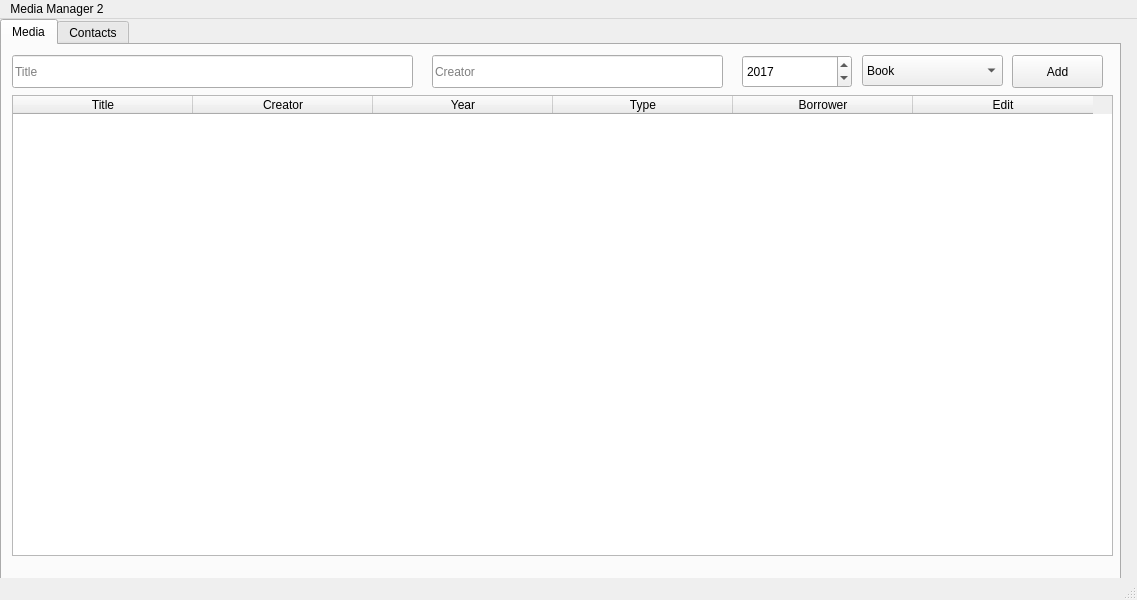
First picture: the form in ui/media-manager.ui, repository DevWurm/htw_media-manager-2, before the edit.
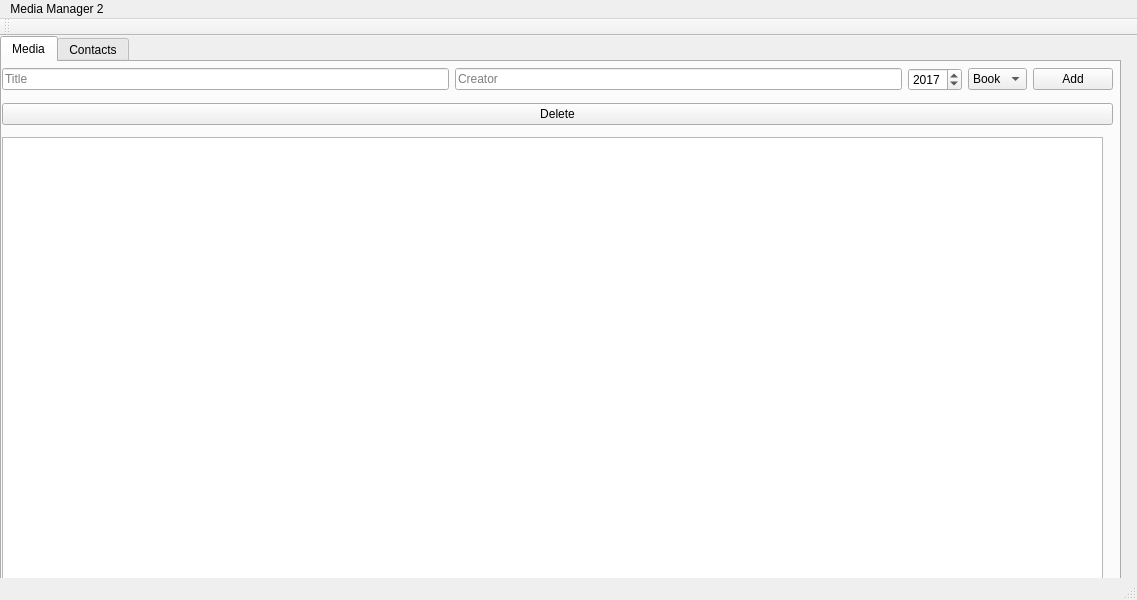
Second picture: the form after the edit.

Commit message: Using simple table model

The edit to the form file:
```diff
--- a/ui/media-manager.ui
+++ b/ui/media-manager.ui
@@ -30,111 +30,34 @@
      <attribute name="title">
       <string>Media</string>
      </attribute>
-     <widget class="QTableWidget" name="tableWidget">
+     <widget class="QWidget" name="verticalLayoutWidget">
       <property name="geometry">
        <rect>
-        <x>10</x>
-        <y>50</y>
-        <width>1101</width>
-        <height>461</height>
+        <x>0</x>
+        <y>0</y>
+        <width>1111</width>
+        <height>543</height>
        </rect>
       </property>
-      <property name="minimumSize">
-       <size>
-        <width>1101</width>
-        <height>461</height>
-       </size>
-      </property>
-      <property name="maximumSize">
-       <size>
-        <width>1101</width>
-        <height>461</height>
-       </size>
-      </property>
-      <property name="rowCount">
-       <number>0</number>
-      </property>
-      <property name="columnCount">
-       <number>6</number>
-      </property>
-      <attribute name="horizontalHeaderVisible">
-       <bool>true</bool>
-      </attribute>
-      <attribute name="horizontalHeaderCascadingSectionResizes">
-       <bool>true</bool>
-      </attribute>
-      <attribute name="horizontalHeaderDefaultSectionSize">
-       <number>180</number>
-      </attribute>
-      <attribute name="verticalHeaderVisible">
-       <bool>false</bool>
-      </attribute>
-      <column>
-       <property name="text">
-        <string>Title</string>
-       </property>
-      </column>
-      <column>
-       <property name="text">
-        <string>Creator</string>
-       </property>
-      </column>
-      <column>
-       <property name="text">
-        <string>Year</string>
-       </property>
-      </column>
-      <column>
-       <property name="text">
-        <string>Type</string>
-       </property>
-      </column>
-      <column>
-       <property name="text">
-        <string>Borrower</string>
-       </property>
-      </column>
-      <column>
-       <property name="text">
-        <string>Edit</string>
-       </property>
-      </column>
-     </widget>
-     <widget class="QLineEdit" name="lineEdit">
-      <property name="geometry">
-       <rect>
-        <x>10</x>
-        <y>10</y>
-        <width>401</width>
-        <height>33</height>
-       </rect>
-      </property>
+      <layout class="QVBoxLayout" name="verticalLayout">
+       <item>
+        <layout class="QHBoxLayout" name="medium_input">
+         <item>
+          <widget class="QLineEdit" name="title_input">
       <property name="placeholderText">
        <string>Title</string>
       </property>
      </widget>
-     <widget class="QLineEdit" name="lineEdit_2">
-      <property name="geometry">
-       <rect>
-        <x>430</x>
-        <y>10</y>
-        <width>291</width>
-        <height>33</height>
-       </rect>
-      </property>
+         </item>
+         <item>
+          <widget class="QLineEdit" name="creator_input">
       <property name="placeholderText">
        <string>Creator</string>
       </property>
      </widget>
-     <widget class="QDateEdit" name="dateEdit">
-      <property name="geometry">
-       <rect>
-        <x>740</x>
-        <y>10</y>
-        <width>110</width>
-        <height>33</height>
-       </rect>
-      </property>
+         </item>
+         <item>
+          <widget class="QDateEdit" name="year_input">
       <property name="date">
        <date>
         <year>2017</year>
@@ -152,15 +75,9 @@
        <bool>false</bool>
       </property>
      </widget>
-     <widget class="QComboBox" name="comboBox">
-      <property name="geometry">
-       <rect>
-        <x>860</x>
-        <y>10</y>
-        <width>141</width>
-        <height>31</height>
-       </rect>
-      </property>
+         </item>
+         <item>
+          <widget class="QComboBox" name="type_input">
       <item>
        <property name="text">
         <string>Book</string>
@@ -172,21 +89,43 @@
        </property>
       </item>
      </widget>
-     <widget class="QPushButton" name="pushButton">
-      <property name="geometry">
-       <rect>
-        <x>1010</x>
-        <y>10</y>
-        <width>91</width>
-        <height>33</height>
-       </rect>
-      </property>
+         </item>
+         <item>
+          <widget class="QPushButton" name="add_medium_button">
       <property name="text">
        <string>Add</string>
       </property>
      </widget>
-    </widget>
-    <widget class="QWidget" name="tab_2">
+         </item>
+        </layout>
+       </item>
+       <item>
+        <widget class="QPushButton" name="delete_medium_button">
+         <property name="text">
+          <string>Delete</string>
+         </property>
+        </widget>
+       </item>
+       <item>
+        <widget class="QTableView" name="media_table">
+         <property name="minimumSize">
+          <size>
+           <width>1101</width>
+           <height>461</height>
+          </size>
+         </property>
+         <property name="maximumSize">
+          <size>
+           <width>1101</width>
+           <height>461</height>
+          </size>
+         </property>
+        </widget>
+       </item>
+      </layout>
+     </widget>
+    </widget>
+    <widget class="QWidget" name="contacts_tab">
      <attribute name="title">
       <string>Contacts</string>
      </attribute>
@@ -286,6 +225,17 @@
    <addaction name="menuMedia_Manager_2"/>
   </widget>
   <widget class="QStatusBar" name="statusbar"/>
+  <widget class="QToolBar" name="toolBar">
+   <property name="windowTitle">
+    <string>toolBar</string>
+   </property>
+   <attribute name="toolBarArea">
+    <enum>TopToolBarArea</enum>
+   </attribute>
+   <attribute name="toolBarBreak">
+    <bool>false</bool>
+   </attribute>
+  </widget>
  </widget>
  <resources/>
  <connections/>
```
Left out of the diff: 114 changed lines with no effect on the pictures. Lines whose indentation alone changed are shown as unchanged. The commit also changes 9 other files.
